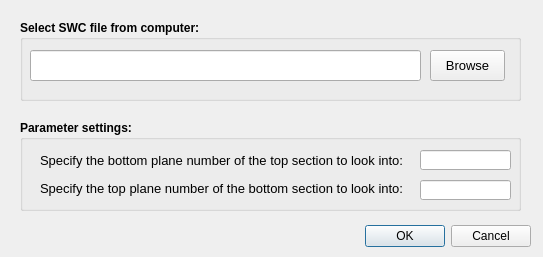
Qt form hackathon/MK/Tip_marker_finder/TipMarkerFinderUI.ui (Vaa3D/vaa3d_tools) before a commit.
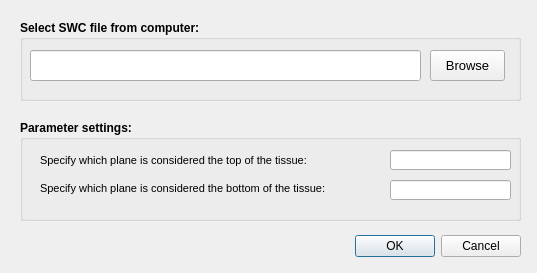
The same form after that commit.

```diff
--- a/hackathon/MK/Tip_marker_finder/TipMarkerFinderUI.ui
+++ b/hackathon/MK/Tip_marker_finder/TipMarkerFinderUI.ui
@@ -6,8 +6,8 @@
    <rect>
     <x>0</x>
     <y>0</y>
-    <width>543</width>
-    <height>257</height>
+    <width>537</width>
+    <height>273</height>
    </rect>
   </property>
   <property name="windowTitle">
@@ -16,8 +16,8 @@
   <widget class="QDialogButtonBox" name="buttonBox">
    <property name="geometry">
     <rect>
-     <x>360</x>
-     <y>220</y>
+     <x>350</x>
+     <y>230</y>
      <width>171</width>
      <height>32</height>
     </rect>
@@ -90,7 +90,7 @@
      <x>20</x>
      <y>120</y>
      <width>501</width>
-     <height>91</height>
+     <height>101</height>
     </rect>
    </property>
    <property name="font">
@@ -113,13 +113,13 @@
     </property>
     <property name="font">
      <font>
-      <pointsize>10</pointsize>
+      <pointsize>8</pointsize>
       <weight>50</weight>
       <bold>false</bold>
      </font>
     </property>
     <property name="text">
-     <string>Specify the bottom plane number of the top section to look into:</string>
+     <string>Specify which plane is considered the top of the tissue: </string>
     </property>
    </widget>
    <widget class="QLabel" name="label_3">
@@ -133,34 +133,46 @@
     </property>
     <property name="font">
      <font>
-      <pointsize>10</pointsize>
+      <pointsize>8</pointsize>
       <weight>50</weight>
       <bold>false</bold>
      </font>
     </property>
     <property name="text">
-     <string>Specify the top plane number of the bottom section to look into: </string>
+     <string>Specify which plane is considered the bottom of the tissue: </string>
     </property>
    </widget>
    <widget class="QLineEdit" name="lineEdit_3">
     <property name="geometry">
      <rect>
-      <x>400</x>
+      <x>370</x>
       <y>30</y>
-      <width>91</width>
+      <width>121</width>
       <height>20</height>
      </rect>
     </property>
+    <property name="font">
+     <font>
+      <weight>50</weight>
+      <bold>false</bold>
+     </font>
+    </property>
    </widget>
    <widget class="QLineEdit" name="lineEdit_4">
     <property name="geometry">
      <rect>
-      <x>400</x>
+      <x>370</x>
       <y>60</y>
-      <width>91</width>
+      <width>121</width>
       <height>20</height>
      </rect>
     </property>
+    <property name="font">
+     <font>
+      <weight>50</weight>
+      <bold>false</bold>
+     </font>
+    </property>
    </widget>
   </widget>
  </widget>
```
